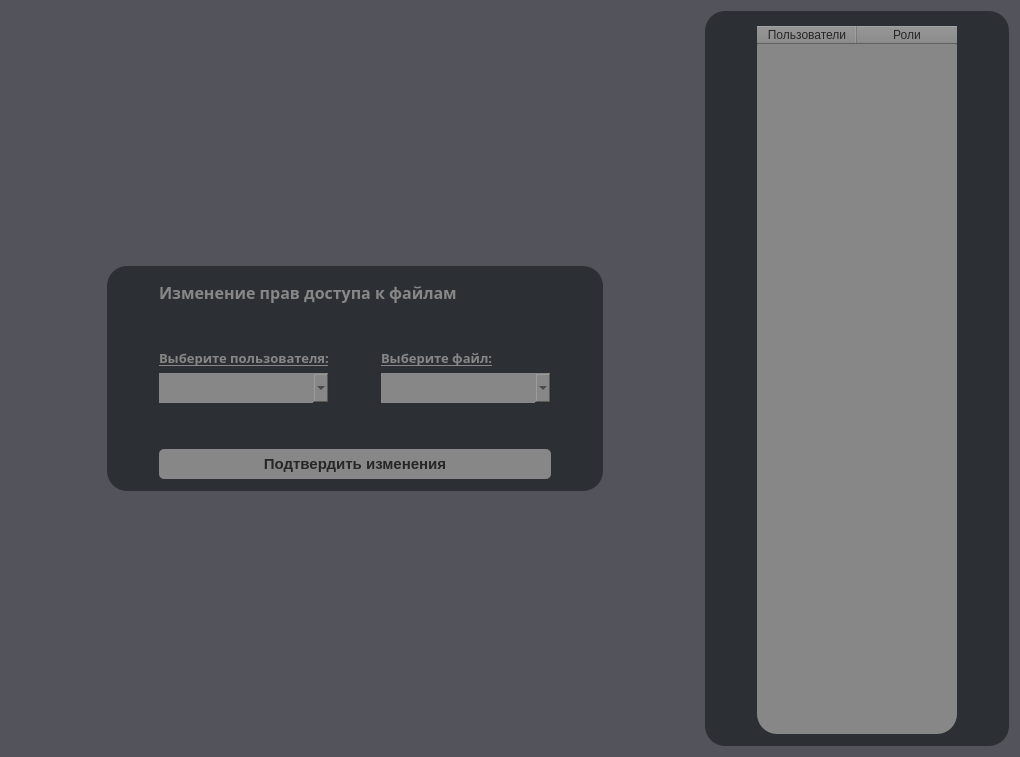
Above: userpanel.ui from Proto999/authgui before the change. Below: the same form after it.
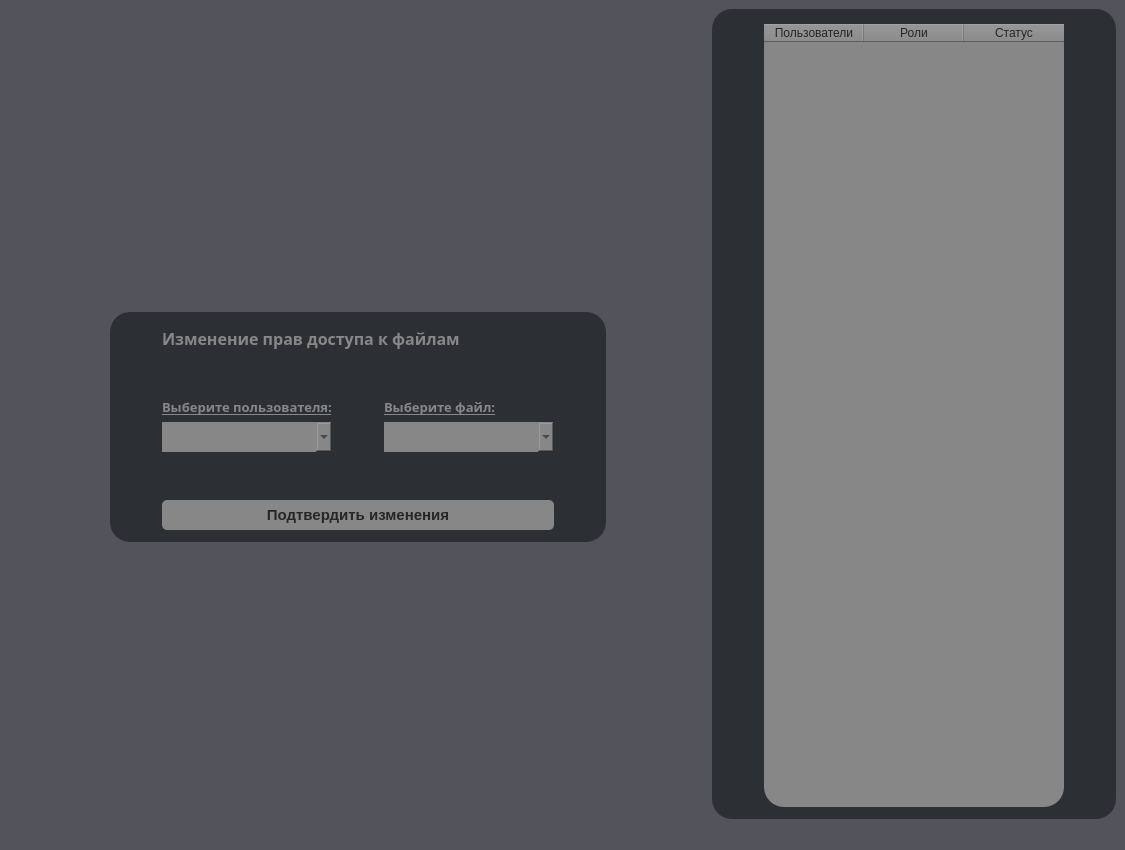
That is the form after the change.

```diff
--- a/userpanel.ui
+++ b/userpanel.ui
@@ -1,42 +1,37 @@
 <?xml version="1.0" encoding="UTF-8"?>
 <ui version="4.0">
- <class>ModeratorPanelWidget</class>
- <widget class="QWidget" name="ModeratorPanelWidget">
+ <class>ModerPanel</class>
+ <widget class="QMainWindow" name="ModerPanel">
   <property name="geometry">
    <rect>
     <x>0</x>
     <y>0</y>
-    <width>1020</width>
-    <height>757</height>
+    <width>1125</width>
+    <height>850</height>
    </rect>
   </property>
-  <property name="minimumSize">
-   <size>
-    <width>0</width>
-    <height>700</height>
-   </size>
-  </property>
   <property name="windowTitle">
    <string>Панель пользователя</string>
   </property>
   <property name="styleSheet">
    <string notr="true">background-color: rgb(83, 83, 92);</string>
   </property>
+  <widget class="QWidget" name="centralwidget">
   <layout class="QGridLayout" name="gridLayout">
-   <item row="0" column="1">
-    <spacer name="verticalSpacer_2">
+    <item row="0" column="0">
+     <spacer name="horizontalSpacer">
      <property name="orientation">
-      <enum>Qt::Vertical</enum>
+       <enum>Qt::Horizontal</enum>
      </property>
      <property name="sizeHint" stdset="0">
       <size>
-       <width>20</width>
-       <height>40</height>
+        <width>40</width>
+        <height>20</height>
       </size>
      </property>
     </spacer>
    </item>
-   <item row="1" column="0">
+    <item row="0" column="2">
     <spacer name="horizontalSpacer_2">
      <property name="orientation">
       <enum>Qt::Horizontal</enum>
@@ -49,11 +44,11 @@
      </property>
     </spacer>
    </item>
-   <item row="0" column="3" rowspan="3">
+    <item row="0" column="3" rowspan="4">
     <widget class="QGroupBox" name="groupBox">
      <property name="minimumSize">
       <size>
-       <width>260</width>
+        <width>317</width>
        <height>300</height>
       </size>
      </property>
@@ -83,7 +78,7 @@
        <widget class="QTableWidget" name="tableWidget">
         <property name="minimumSize">
          <size>
-          <width>200</width>
+           <width>300</width>
           <height>280</height>
          </size>
         </property>
@@ -101,12 +96,23 @@
          <property name="text">
           <string>Пользователи</string>
          </property>
+          <property name="font">
+           <font>
+            <family>Segoe UI</family>
+            <bold>false</bold>
+           </font>
+          </property>
         </column>
         <column>
          <property name="text">
           <string>Роли</string>
          </property>
         </column>
+         <column>
+          <property name="text">
+           <string>Статус</string>
+          </property>
+         </column>
        </widget>
       </item>
       <item>
@@ -125,8 +131,8 @@
      </layout>
     </widget>
    </item>
-   <item row="2" column="1">
-    <spacer name="verticalSpacer">
+    <item row="1" column="1">
+     <spacer name="verticalSpacer_8">
      <property name="orientation">
       <enum>Qt::Vertical</enum>
      </property>
@@ -138,8 +144,8 @@
      </property>
     </spacer>
    </item>
-   <item row="1" column="1">
-    <widget class="QGroupBox" name="groupBox_3">
+    <item row="2" column="1">
+     <widget class="QGroupBox" name="groupBox_4">
      <property name="minimumSize">
       <size>
        <width>380</width>
@@ -148,8 +154,8 @@
      </property>
      <property name="maximumSize">
       <size>
-       <width>543</width>
-       <height>225</height>
+        <width>505</width>
+        <height>230</height>
       </size>
      </property>
      <property name="styleSheet">
@@ -160,50 +166,49 @@
      <property name="title">
       <string/>
      </property>
-     <layout class="QGridLayout" name="gridLayout_2">
-      <item row="3" column="2">
-       <spacer name="horizontalSpacer_15">
-        <property name="orientation">
-         <enum>Qt::Horizontal</enum>
-        </property>
-        <property name="sizeHint" stdset="0">
-         <size>
-          <width>40</width>
-          <height>20</height>
-         </size>
-        </property>
-       </spacer>
-      </item>
-      <item row="3" column="1">
-       <widget class="QComboBox" name="comboBox_3">
-        <property name="minimumSize">
-         <size>
-          <width>170</width>
-          <height>30</height>
-         </size>
-        </property>
+      <layout class="QGridLayout" name="gridLayout_3">
+       <item row="2" column="1">
+        <widget class="QLabel" name="label_7">
+         <property name="font">
+          <font>
+           <family>gg sans</family>
+           <pointsize>10</pointsize>
+           <bold>true</bold>
+           <underline>true</underline>
+          </font>
+         </property>
         <property name="styleSheet">
-         <string notr="true">background-color: rgb(135, 135, 135);
-color: rgb(38, 38, 38);
-font: 700 10pt &quot;gg sans&quot;;</string>
-        </property>
-       </widget>
-      </item>
-      <item row="4" column="1">
-       <spacer name="verticalSpacer_4">
-        <property name="orientation">
-         <enum>Qt::Vertical</enum>
-        </property>
-        <property name="sizeHint" stdset="0">
-         <size>
-          <width>20</width>
-          <height>40</height>
-         </size>
-        </property>
-       </spacer>
+          <string notr="true">background-color: rgb(44, 47, 51);
+color: rgb(135, 135, 135);
+border-radius: 5px;</string>
+         </property>
+         <property name="text">
+          <string>Выберите пользователя:</string>
+         </property>
+        </widget>
+       </item>
+       <item row="2" column="3">
+        <widget class="QLabel" name="label_8">
+         <property name="font">
+          <font>
+           <family>gg sans</family>
+           <pointsize>10</pointsize>
+           <bold>true</bold>
+           <underline>true</underline>
+          </font>
+         </property>
+         <property name="styleSheet">
+          <string notr="true">background-color: rgb(44, 47, 51);
+color: rgb(135, 135, 135);
+border-radius: 5px;</string>
+         </property>
+         <property name="text">
+          <string>Выберите файл:</string>
+         </property>
+        </widget>
       </item>
       <item row="5" column="1" colspan="3">
-       <widget class="QPushButton" name="pushButton_2">
+        <widget class="QPushButton" name="pushButton_3">
         <property name="minimumSize">
          <size>
           <width>250</width>
@@ -226,8 +231,49 @@
         </property>
        </widget>
       </item>
+       <item row="3" column="4">
+        <spacer name="horizontalSpacer_16">
+         <property name="orientation">
+          <enum>Qt::Horizontal</enum>
+         </property>
+         <property name="sizeHint" stdset="0">
+          <size>
+           <width>40</width>
+           <height>20</height>
+          </size>
+         </property>
+        </spacer>
+       </item>
+       <item row="4" column="1">
+        <spacer name="verticalSpacer_6">
+         <property name="orientation">
+          <enum>Qt::Vertical</enum>
+         </property>
+         <property name="sizeHint" stdset="0">
+          <size>
+           <width>20</width>
+           <height>40</height>
+          </size>
+         </property>
+        </spacer>
+       </item>
+       <item row="3" column="1">
+        <widget class="QComboBox" name="comboBox_5">
+         <property name="minimumSize">
+          <size>
+           <width>170</width>
+           <height>30</height>
+          </size>
+         </property>
+         <property name="styleSheet">
+          <string notr="true">background-color: rgb(135, 135, 135);
+color: rgb(38, 38, 38);
+font: 700 10pt &quot;gg sans&quot;;</string>
+         </property>
+        </widget>
+       </item>
       <item row="3" column="0">
-       <spacer name="horizontalSpacer_13">
+        <spacer name="horizontalSpacer_17">
         <property name="orientation">
          <enum>Qt::Horizontal</enum>
         </property>
@@ -239,28 +285,21 @@
         </property>
        </spacer>
       </item>
-      <item row="2" column="1">
-       <widget class="QLabel" name="label_4">
-        <property name="font">
-         <font>
-          <family>gg sans</family>
-          <pointsize>10</pointsize>
-          <bold>true</bold>
-          <underline>true</underline>
-         </font>
-        </property>
-        <property name="styleSheet">
-         <string notr="true">background-color: rgb(44, 47, 51);
-color: rgb(135, 135, 135);
-border-radius: 5px;</string>
-        </property>
-        <property name="text">
-         <string>Выберите пользователя:</string>
-        </property>
-       </widget>
+       <item row="1" column="1">
+        <spacer name="verticalSpacer_7">
+         <property name="orientation">
+          <enum>Qt::Vertical</enum>
+         </property>
+         <property name="sizeHint" stdset="0">
+          <size>
+           <width>20</width>
+           <height>40</height>
+          </size>
+         </property>
+        </spacer>
       </item>
       <item row="3" column="3">
-       <widget class="QComboBox" name="comboBox_4">
+        <widget class="QComboBox" name="comboBox_6">
         <property name="minimumSize">
          <size>
           <width>170</width>
@@ -274,21 +313,8 @@
         </property>
        </widget>
       </item>
-      <item row="1" column="1">
-       <spacer name="verticalSpacer_3">
-        <property name="orientation">
-         <enum>Qt::Vertical</enum>
-        </property>
-        <property name="sizeHint" stdset="0">
-         <size>
-          <width>20</width>
-          <height>40</height>
-         </size>
-        </property>
-       </spacer>
-      </item>
-      <item row="3" column="4">
-       <spacer name="horizontalSpacer_14">
+       <item row="3" column="2">
+        <spacer name="horizontalSpacer_20">
         <property name="orientation">
          <enum>Qt::Horizontal</enum>
         </property>
@@ -300,28 +326,8 @@
         </property>
        </spacer>
       </item>
-      <item row="2" column="3">
-       <widget class="QLabel" name="label_6">
-        <property name="font">
-         <font>
-          <family>gg sans</family>
-          <pointsize>10</pointsize>
-          <bold>true</bold>
-          <underline>true</underline>
-         </font>
-        </property>
-        <property name="styleSheet">
-         <string notr="true">background-color: rgb(44, 47, 51);
-color: rgb(135, 135, 135);
-border-radius: 5px;</string>
-        </property>
-        <property name="text">
-         <string>Выберите файл:</string>
-        </property>
-       </widget>
-      </item>
       <item row="0" column="1" colspan="3">
-       <widget class="QLabel" name="label_2">
+        <widget class="QLabel" name="label_9">
         <property name="minimumSize">
          <size>
           <width>290</width>
@@ -348,20 +354,22 @@
      </layout>
     </widget>
    </item>
-   <item row="1" column="2">
-    <spacer name="horizontalSpacer">
+    <item row="3" column="1">
+     <spacer name="verticalSpacer">
      <property name="orientation">
-      <enum>Qt::Horizontal</enum>
+       <enum>Qt::Vertical</enum>
      </property>
      <property name="sizeHint" stdset="0">
       <size>
-       <width>40</width>
-       <height>20</height>
+        <width>20</width>
+        <height>40</height>
       </size>
      </property>
     </spacer>
    </item>
   </layout>
+  </widget>
+  <widget class="QStatusBar" name="statusbar"/>
  </widget>
  <resources/>
  <connections/>
```
Left out of the diff: 6 changed lines with no effect on the pictures. Lines whose indentation alone changed are shown as unchanged.
